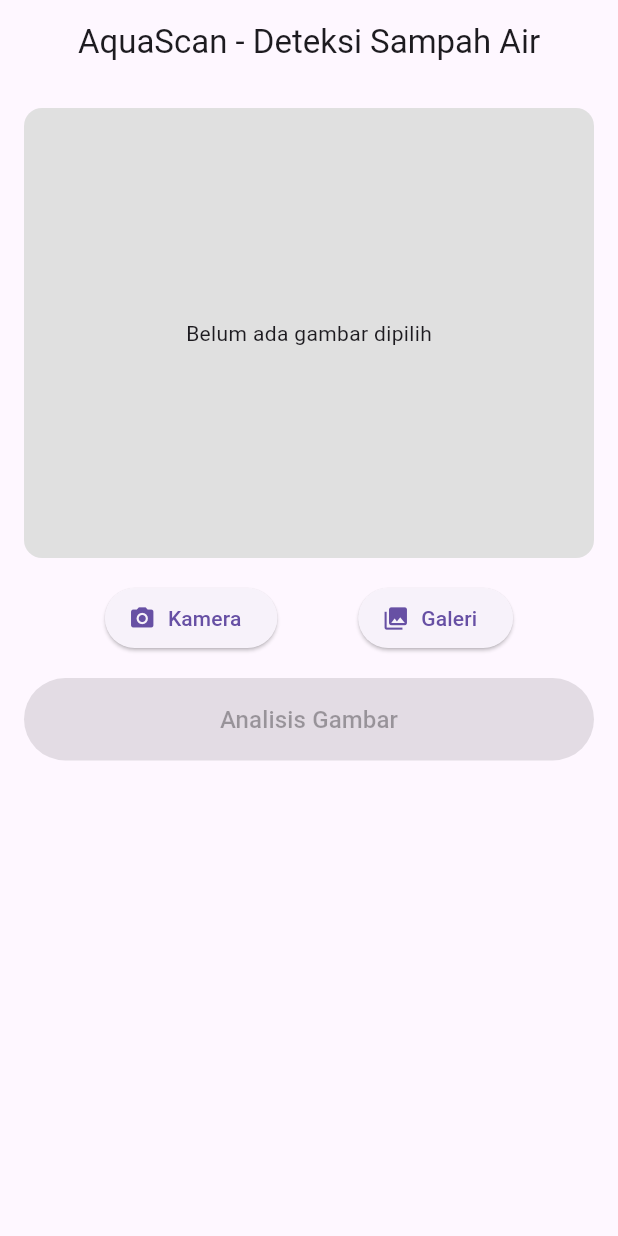
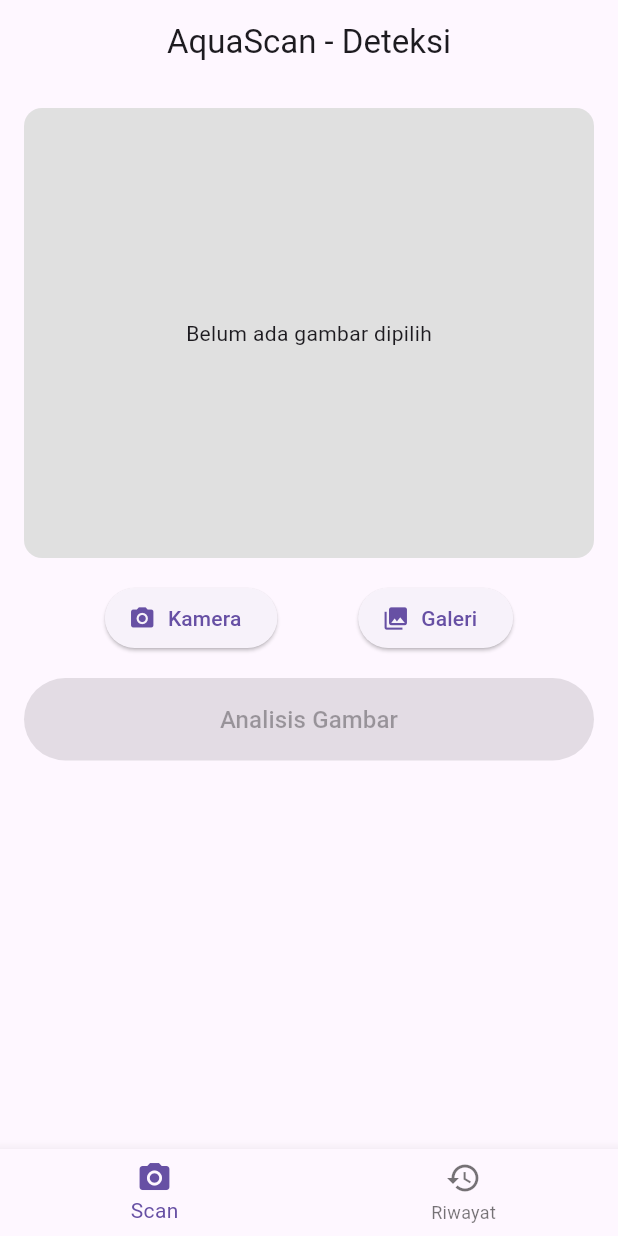
Before and after one commit to BangIqbaltv1/aquascan, a Flutter app: the screen it shows after launch, after a tap on "Kamera", on a phone screen of 412 x 824 dp. Run offline on Flutter 3.47's test engine with Material 3 defaults, Android fonts, the phone set to English and light mode, and no system bars; our stand-ins replace image_picker, sqflite; missing offline and left inert: tflite_flutter; accounts and stored records are empty.

Commit message:
pubspec.lock, yaml, database_helper.dart, dan main.dart + Folder macOS, pastikan pub get dan flutter run di hp.

```diff
--- /dev/null
+++ b/lib/database_helper.dart
@@ -0,0 +1,68 @@
+import 'package:sqflite/sqflite.dart';
+import 'package:path/path.dart';
+
+class History {
+  final int? id;
+  final String label;
+  final double confidence;
+  final String timestamp;
+
+  History({this.id, required this.label, required this.confidence, required this.timestamp});
+
+  Map<String, dynamic> toMap() {
+    return {
+      'id': id,
+      'label': label,
+      'confidence': confidence,
+      'timestamp': timestamp,
+    };
+  }
+}
+
+class DatabaseHelper {
+  static final DatabaseHelper _instance = DatabaseHelper._internal();
+  factory DatabaseHelper() => _instance;
+  DatabaseHelper._internal();
+
+  static Database? _database;
+
+  Future<Database> get database async {
+    if (_database != null) return _database!;
+    _database = await _initDB();
+    return _database!;
+  }
+
+  Future<Database> _initDB() async {
+    String path = join(await getDatabasesPath(), 'aquascan_history.db');
+    return await openDatabase(
+      path,
+      version: 1,
+      onCreate: (db, version) async {
+        await db.execute('''
+          CREATE TABLE history (
+            id INTEGER PRIMARY KEY AUTOINCREMENT,
+            label TEXT,
+            confidence REAL,
+            timestamp TEXT
+          )
+        ''');
+      },
+    );
+  }
+
+  Future<int> insertHistory(History history) async {
+    final db = await database;
+    return await db.insert('history', history.toMap());
+  }
+
+  Future<List<History>> getHistory() async {
+    final db = await database;
+    final maps = await db.query('history', orderBy: 'id DESC');
+    return maps.map((map) => History(
+      id: map['id'] as int?,
+      label: map['label'] as String,
+      confidence: map['confidence'] as double,
+      timestamp: map['timestamp'] as String,
+    )).toList();
+  }
+}
--- a/lib/main.dart
+++ b/lib/main.dart
@@ -2,6 +2,7 @@ import 'dart:io';
 import 'package:flutter/material.dart';
 import 'package:image_picker/image_picker.dart';
 import 'tflite_service.dart';
+import 'database_helper.dart';
 
 void main() {
   runApp(const MyApp());
@@ -15,21 +16,61 @@ class MyApp extends StatelessWidget {
     return MaterialApp(
       title: 'AquaScan',
       theme: ThemeData(primarySwatch: Colors.blue, useMaterial3: true),
-      home: const HomePage(),
+      home: const MainScreen(),
     );
   }
 }
 
-class HomePage extends StatefulWidget {
-  const HomePage({super.key});
+class MainScreen extends StatefulWidget {
+  const MainScreen({super.key});
 
   @override
-  State<HomePage> createState() => _HomePageState();
+  State<MainScreen> createState() => _MainScreenState();
 }
 
-class _HomePageState extends State<HomePage> {
+class _MainScreenState extends State<MainScreen> {
+  int _currentIndex = 0;
+
+  // Menggunakan IndexedStack agar state tidak hilang saat pindah tab
+  final List<Widget> _pages = [
+    const ScanPage(),
+    const HistoryPage(),
+  ];
+
+  @override
+  Widget build(BuildContext context) {
+    return Scaffold(
+      body: IndexedStack(index: _currentIndex, children: _pages),
+      bottomNavigationBar: BottomNavigationBar(
+        currentIndex: _currentIndex,
+        onTap: (index) {
+          setState(() {
+            _currentIndex = index;
+          });
+        },
+        items: const [
+          BottomNavigationBarItem(icon: Icon(Icons.camera_alt), label: 'Scan'),
+          BottomNavigationBarItem(icon: Icon(Icons.history), label: 'Riwayat'),
+        ],
+      ),
+    );
+  }
+}
+
+// ==========================================
+// HALAMAN SCAN (Kamera & Prediksi)
+// ==========================================
+class ScanPage extends StatefulWidget {
+  const ScanPage({super.key});
+
+  @override
+  State<ScanPage> createState() => _ScanPageState();
+}
+
+class _ScanPageState extends State<ScanPage> {
   final TFLiteService _tfliteService = TFLiteService();
   final ImagePicker _picker = ImagePicker();
+  final DatabaseHelper _dbHelper = DatabaseHelper();
 
   File? _image;
   bool _isLoading = false;
@@ -54,7 +95,7 @@ class _HomePageState extends State<HomePage> {
     if (pickedFile != null) {
       setState(() {
         _image = File(pickedFile.path);
-        _results = null; // Reset hasil sebelumnya
+        _results = null;
       });
     }
   }
@@ -81,6 +122,26 @@ class _HomePageState extends State<HomePage> {
     }
   }
 
+  Future<void> _saveToHistory() async {
+    if (_results == null) return;
+
+    // Ambil kelas dengan probabilitas tertinggi
+    var topEntry = _results!.entries.reduce((a, b) => a.value > b.value ? a : b);
+
+    History history = History(
+      label: topEntry.key,
+      confidence: topEntry.value,
+      timestamp: DateTime.now().toString().substring(0, 19),
+    );
+
+    await _dbHelper.insertHistory(history);
+    if (mounted) {
+      ScaffoldMessenger.of(context).showSnackBar(
+        const SnackBar(content: Text('Hasil berhasil disimpan ke Riwayat!')),
+      );
+    }
+  }
+
   @override
   void dispose() {
     _tfliteService.dispose();
@@ -90,10 +151,7 @@ class _HomePageState extends State<HomePage> {
   @override
   Widget build(BuildContext context) {
     return Scaffold(
-      appBar: AppBar(
-        title: const Text('AquaScan - Deteksi Sampah Air'),
-        centerTitle: true,
-      ),
+      appBar: AppBar(title: const Text('AquaScan - Deteksi'), centerTitle: true),
       body: !_isModelLoaded
           ? const Center(child: CircularProgressIndicator())
           : SingleChildScrollView(
@@ -113,9 +171,7 @@ class _HomePageState extends State<HomePage> {
                             borderRadius: BorderRadius.circular(12),
                             child: Image.file(_image!, fit: BoxFit.cover),
                           )
-                        : const Center(
-                            child: Text('Belum ada gambar dipilih'),
-                          ),
+                        : const Center(child: Text('Belum ada gambar dipilih')),
                   ),
                   const SizedBox(height: 16),
 
@@ -167,6 +223,17 @@ class _HomePageState extends State<HomePage> {
                         ),
                       );
                     }).toList(),
+                    const SizedBox(height: 16),
+                    ElevatedButton.icon(
+                      onPressed: _saveToHistory,
+                      icon: const Icon(Icons.save),
+                      label: const Text('Simpan ke Riwayat'),
+                      style: ElevatedButton.styleFrom(
+                        backgroundColor: Colors.green,
+                        foregroundColor: Colors.white,
+                        padding: const EdgeInsets.symmetric(vertical: 16),
+                      ),
+                    ),
                   ],
                 ],
               ),
@@ -174,3 +241,69 @@ class _HomePageState extends State<HomePage> {
     );
   }
 }
+
+// ==========================================
+// HALAMAN RIWAYAT (Database SQLite)
+// ==========================================
+class HistoryPage extends StatefulWidget {
+  const HistoryPage({super.key});
+
+  @override
+  State<HistoryPage> createState() => _HistoryPageState();
+}
+
+class _HistoryPageState extends State<HistoryPage> {
+  final DatabaseHelper _dbHelper = DatabaseHelper();
+  List<History> _histories = [];
+  bool _isLoading = true;
+
+  @override
+  void initState() {
+    super.initState();
+    _loadHistory();
+  }
+
+  Future<void> _loadHistory() async {
+    setState(() => _isLoading = true);
+    final histories = await _dbHelper.getHistory();
+    setState(() {
+      _histories = histories;
+      _isLoading = false;
+    });
+  }
+
+  @override
+  Widget build(BuildContext context) {
+    return Scaffold(
+      appBar: AppBar(
+        title: const Text('Riwayat Deteksi'),
+        centerTitle: true,
+        actions: [
+          IconButton(
+            icon: const Icon(Icons.refresh),
+            onPressed: _loadHistory,
+          )
+        ],
+      ),
+      body: _isLoading
+          ? const Center(child: CircularProgressIndicator())
+          : _histories.isEmpty
+              ? const Center(child: Text('Belum ada riwayat deteksi.'))
+              : ListView.builder(
+                  itemCount: _histories.length,
+                  itemBuilder: (context, index) {
+                    final item = _histories[index];
+                    return Card(
+                      margin: const EdgeInsets.symmetric(horizontal: 16, vertical: 8),
+                      child: ListTile(
+                        leading: const Icon(Icons.water_drop, color: Colors.blue),
+                        title: Text(item.label, style: const TextStyle(fontWeight: FontWeight.bold)),
+                        subtitle: Text('Akurasi: ${(item.confidence * 100).toStringAsFixed(2)}%\nWaktu: ${item.timestamp}'),
+                        isThreeLine: true,
+                      ),
+                    );
+                  },
+                ),
+    );
+  }
+}
--- a/pubspec.yaml
+++ b/pubspec.yaml
@@ -38,6 +38,8 @@ dependencies:
   image_picker: ^1.0.7
   image: ^4.1.3
   path_provider: ^2.1.2
+  sqflite: ^2.3.0
+  path: ^1.8.3
 
 dev_dependencies:
   flutter_test:
```
Also changed, not shown: pubspec.lock, 1 other file.
